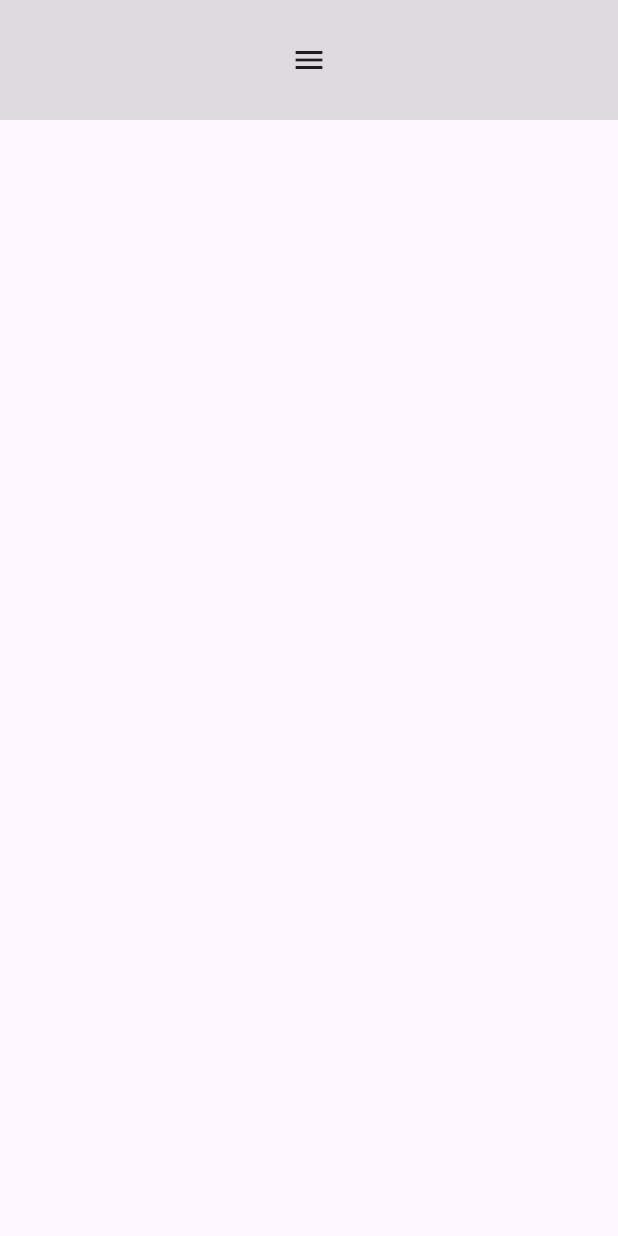
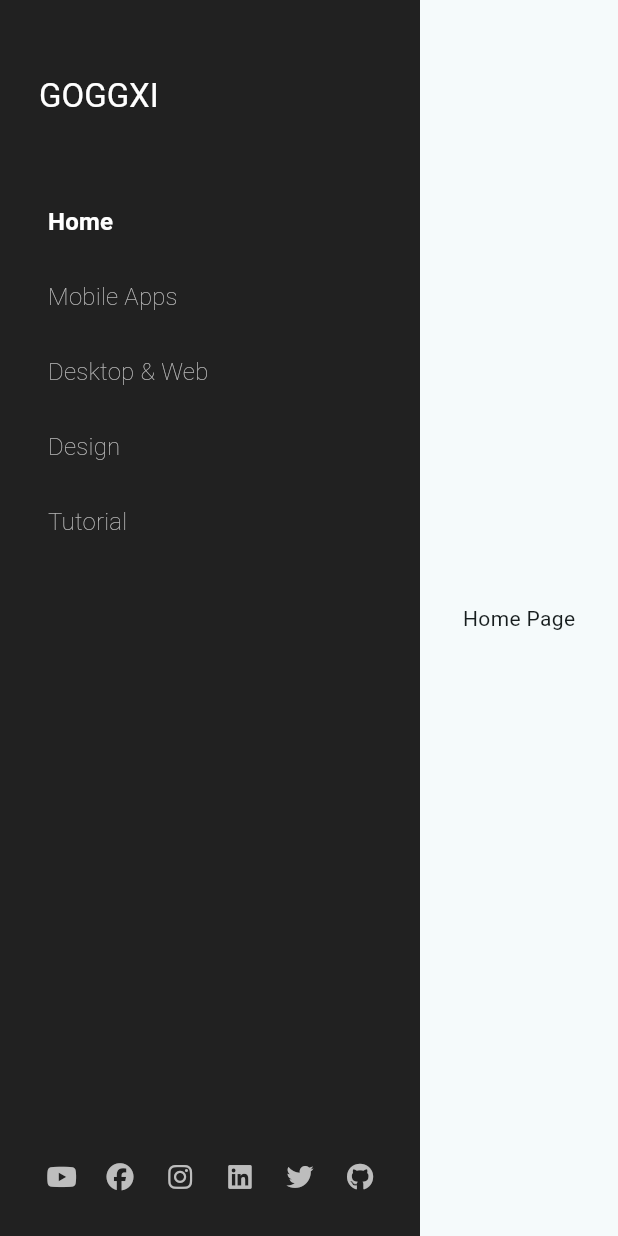
Before and after one commit to Goggxi/goggxi-portofolio, a Flutter app: the screen it shows after launch, on a phone screen of 412 x 824 dp. Run offline on Flutter 3.47's test engine with Material 2 defaults, Android fonts, the phone set to English and light mode, and no system bars; our stand-ins replace font_awesome_flutter, go_router.

Commit message:
Feat:implement navigation

```diff
--- /dev/null
+++ b/lib/core/configs/navigate.dart
@@ -0,0 +1,56 @@
+import 'package:go_router/go_router.dart';
+import 'package:goggxi_portofolio/presentations/pages/design_page.dart';
+import 'package:goggxi_portofolio/presentations/pages/desktop_web_page.dart';
+import 'package:goggxi_portofolio/presentations/pages/home_page.dart';
+import 'package:goggxi_portofolio/presentations/pages/mobile_apps_page.dart';
+import 'package:goggxi_portofolio/presentations/pages/tutorial_page.dart';
+
+final router = GoRouter(
+  routes: [
+    GoRoute(
+      name: HomePage.routeName,
+      path: HomePage.routeName,
+      pageBuilder: (context, state) => CustomTransitionPage(
+        name: state.location,
+        child: const HomePage(),
+        transitionsBuilder: (_, __, ___, child) => child,
+      ),
+    ),
+    GoRoute(
+      name: MobileAppsPage.routeName,
+      path: MobileAppsPage.routeName,
+      pageBuilder: (context, state) => CustomTransitionPage(
+        name: state.location,
+        child: const MobileAppsPage(),
+        transitionsBuilder: (_, __, ___, child) => child,
+      ),
+    ),
+    GoRoute(
+      name: DesktopWebPage.routeName,
+      path: DesktopWebPage.routeName,
+      pageBuilder: (context, state) => CustomTransitionPage(
+        name: state.location,
+        child: const DesktopWebPage(),
+        transitionsBuilder: (_, __, ___, child) => child,
+      ),
+    ),
+    GoRoute(
+      name: DesignPage.routeName,
+      path: DesignPage.routeName,
+      pageBuilder: (context, state) => CustomTransitionPage(
+        name: state.location,
+        child: const DesignPage(),
+        transitionsBuilder: (_, __, ___, child) => child,
+      ),
+    ),
+    GoRoute(
+      name: TutorialPage.routeName,
+      path: TutorialPage.routeName,
+      pageBuilder: (context, state) => CustomTransitionPage(
+        name: state.location,
+        child: const TutorialPage(),
+        transitionsBuilder: (_, __, ___, child) => child,
+      ),
+    ),
+  ],
+);
--- /dev/null
+++ b/lib/core/utils/resources/images.dart
@@ -0,0 +1,4 @@
+class AppImages {
+  static const String _path = 'assets/images/';
+  static const String logoLight = '${_path}logo-light.png';
+}
--- /dev/null
+++ b/lib/core/utils/resources/resources.dart
@@ -0,0 +1 @@
+export 'images.dart';
--- a/lib/features/pages/home_page.dart
+++ /dev/null
@@ -1,13 +0,0 @@
-import 'package:flutter/material.dart';
-import 'package:goggxi_portofolio/features/widgets/header.dart';
-
-class HomePage extends StatelessWidget {
-  const HomePage({super.key});
-
-  @override
-  Widget build(BuildContext context) {
-    return Scaffold(
-      appBar: AppHeader.primary(context),
-    );
-  }
-}
--- a/lib/main.dart
+++ b/lib/main.dart
@@ -1,8 +1,11 @@
+// ignore: depend_on_referenced_packages
+import 'package:flutter_web_plugins/url_strategy.dart';
 import 'package:flutter/material.dart';
 
-import 'features/pages/home_page.dart';
+import 'core/configs/navigate.dart';
 
 void main() {
+  usePathUrlStrategy();
   runApp(const App());
 }
 
@@ -11,14 +14,14 @@ class App extends StatelessWidget {
 
   @override
   Widget build(BuildContext context) {
-    return MaterialApp(
+    return MaterialApp.router(
       title: 'Goggxi',
+      routerConfig: router,
       theme: ThemeData(
-        colorScheme: ColorScheme.fromSeed(seedColor: Colors.deepPurple),
+        colorScheme: ColorScheme.fromSeed(seedColor: Colors.white),
         useMaterial3: true,
       ),
       debugShowCheckedModeBanner: false,
-      home: const HomePage(),
     );
   }
 }
--- /dev/null
+++ b/lib/presentations/pages/home_page.dart
@@ -0,0 +1,15 @@
+import 'package:flutter/material.dart';
+import 'package:goggxi_portofolio/presentations/widgets/section_app.dart';
+
+class HomePage extends StatelessWidget {
+  const HomePage({super.key});
+
+  static const String routeName = '/';
+
+  @override
+  Widget build(BuildContext context) {
+    return const SectionApp(
+      child: Center(child: Text('Home Page')),
+    );
+  }
+}
--- /dev/null
+++ b/lib/presentations/pages/main_page.dart
@@ -0,0 +1,158 @@
+import 'package:flutter/material.dart';
+import 'package:font_awesome_flutter/font_awesome_flutter.dart';
+import 'package:goggxi_portofolio/core/utils/extensions/context.dart';
+import 'package:goggxi_portofolio/core/utils/extensions/padding.dart';
+
+class MainPage extends StatefulWidget {
+  const MainPage({super.key});
+
+  @override
+  State<MainPage> createState() => _MainPageState();
+}
+
+class _MainPageState extends State<MainPage> {
+  final _menus = ValueNotifier(_Menu.menus);
+
+  @override
+  void dispose() {
+    _menus.dispose();
+    super.dispose();
+  }
+
+  @override
+  Widget build(BuildContext context) {
+    return Scaffold(
+      body: Row(
+        children: [
+          Container(
+            width: context.width * 0.2,
+            height: context.height,
+            constraints: const BoxConstraints(
+              minWidth: 280,
+            ),
+            color: Colors.grey[900],
+            child: Column(
+              crossAxisAlignment: CrossAxisAlignment.start,
+              children: [
+                Row(
+                  children: [
+                    Text(
+                      'GOGGXI',
+                      style: context.textTheme.titleLarge?.copyWith(
+                        color: Colors.white,
+                      ),
+                    )
+                  ],
+                ).paddingOnly(left: 26, top: 50, bottom: 50),
+                ValueListenableBuilder(
+                  valueListenable: _menus,
+                  builder: (_, menus, __) {
+                    return Column(
+                      crossAxisAlignment: CrossAxisAlignment.start,
+                      mainAxisSize: MainAxisSize.min,
+                      children: List.generate(
+                        menus.length,
+                        (index) {
+                          final menu = menus[index];
+                          return TextButton(
+                            style: TextButton.styleFrom(
+                              visualDensity: VisualDensity.compact,
+                              foregroundColor: menu.isSelected
+                                  ? Colors.white
+                                  : Colors.grey[400],
+                              textStyle:
+                                  context.textTheme.titleMedium?.copyWith(
+                                fontWeight: menu.isSelected
+                                    ? FontWeight.bold
+                                    : FontWeight.w200,
+                              ),
+                            ),
+                            onPressed: () {
+                              _menus.value = _menus.value.map((e) {
+                                if (e.title == menu.title) {
+                                  return _Menu(
+                                    title: e.title,
+                                    isSelected: true,
+                                  );
+                                } else {
+                                  return _Menu(
+                                    title: e.title,
+                                    isSelected: false,
+                                  );
+                                }
+                              }).toList();
+                            },
+                            child: Text(menu.title),
+                          ).paddingOnly(left: 20, bottom: 10);
+                        },
+                      ),
+                    );
+                  },
+                ),
+                const Spacer(),
+                Row(
+                  mainAxisAlignment: MainAxisAlignment.center,
+                  children: _Action.actions
+                      .map(
+                        (action) => IconButton(
+                          onPressed: () {},
+                          icon: Icon(action.icon),
+                          color: Colors.grey[400],
+                          iconSize: 18,
+                          visualDensity: VisualDensity.compact,
+                        ),
+                      )
+                      .toList(),
+                ).paddingOnly(bottom: 20),
+              ],
+            ),
+          ),
+          Expanded(
+            child: Container(
+              color: Colors.white,
+            ),
+          ),
+        ],
+      ),
+    );
+  }
+}
+
+class _Menu {
+  final String title;
+  bool isSelected;
+
+  _Menu({
+    required this.title,
+    required this.isSelected,
+  });
+
+  static List<_Menu> get menus => [
+        _Menu(title: 'Home', isSelected: true),
+        _Menu(title: 'Mobile Apps', isSelected: false),
+        _Menu(title: 'Desktop & Web', isSelected: false),
+        _Menu(title: 'Design', isSelected: false),
+        _Menu(title: 'Tutorial', isSelected: false),
+      ];
+}
+
+class _Action {
+  final String title;
+  final IconData icon;
+  final String path;
+
+  _Action({
+    required this.title,
+    required this.icon,
+    required this.path,
+  });
+
+  static List<_Action> get actions => [
+        _Action(title: 'Youtube', icon: FontAwesomeIcons.youtube, path: ''),
+        _Action(title: 'Facebook', icon: FontAwesomeIcons.facebook, path: ''),
+        _Action(title: 'Instagram', icon: FontAwesomeIcons.instagram, path: ''),
+        _Action(title: 'Linkedin', icon: FontAwesomeIcons.linkedin, path: ''),
+        _Action(title: 'Twitter', icon: FontAwesomeIcons.twitter, path: ''),
+        _Action(title: 'Github', icon: FontAwesomeIcons.github, path: ''),
+      ];
+}
--- a/lib/features/widgets/header.dart
+++ b/lib/presentations/widgets/header.dart
@@ -1,6 +1,7 @@
 import 'package:flutter/material.dart';
+import 'package:goggxi_portofolio/core/utils/extensions/padding.dart';
 
-const double _kAppBarHeight = 80;
+const double _kAppBarHeight = 60;
 const double _kPadding = 20;
 
 class AppHeader {
@@ -59,7 +60,7 @@ class _AppBarPrimary extends StatelessWidget {
           ),
         ),
       ],
-    );
+    ).paddingSymmetric(h: _kPadding);
   }
 
   Widget _buildMobileMenu() {
--- /dev/null
+++ b/lib/presentations/widgets/section_app.dart
@@ -0,0 +1,17 @@
+import 'package:flutter/material.dart';
+import 'package:goggxi_portofolio/presentations/widgets/sidebar.dart';
+
+class SectionApp extends StatelessWidget {
+  const SectionApp({super.key, required this.child});
+
+  final Widget child;
+
+  @override
+  Widget build(BuildContext context) {
+    return Scaffold(
+      body: Row(
+        children: [const SidebarApp(), Expanded(child: child)],
+      ),
+    );
+  }
+}
--- /dev/null
+++ b/lib/presentations/widgets/sidebar.dart
@@ -0,0 +1,124 @@
+import 'package:flutter/material.dart';
+import 'package:font_awesome_flutter/font_awesome_flutter.dart';
+import 'package:go_router/go_router.dart';
+import 'package:goggxi_portofolio/core/utils/extensions/context.dart';
+import 'package:goggxi_portofolio/core/utils/extensions/padding.dart';
+import 'package:goggxi_portofolio/presentations/pages/design_page.dart';
+import 'package:goggxi_portofolio/presentations/pages/desktop_web_page.dart';
+import 'package:goggxi_portofolio/presentations/pages/home_page.dart';
+import 'package:goggxi_portofolio/presentations/pages/mobile_apps_page.dart';
+import 'package:goggxi_portofolio/presentations/pages/tutorial_page.dart';
+
+class SidebarApp extends StatelessWidget {
+  const SidebarApp({super.key});
+
+  @override
+  Widget build(BuildContext context) {
+    final routeName = ModalRoute.of(context)?.settings.name ?? '';
+    bool isSelected(String path) => routeName == path;
+    return Container(
+      width: context.width * 0.2,
+      height: context.height,
+      constraints: const BoxConstraints(
+        minWidth: 280,
+      ),
+      color: Colors.grey[900],
+      child: Column(
+        crossAxisAlignment: CrossAxisAlignment.start,
+        children: [
+          Row(
+            children: [
+              Text(
+                'GOGGXI',
+                style: context.textTheme.titleLarge?.copyWith(
+                  color: Colors.white,
+                ),
+              )
+            ],
+          ).paddingOnly(left: 26, top: 50, bottom: 50),
+          Column(
+            crossAxisAlignment: CrossAxisAlignment.start,
+            mainAxisSize: MainAxisSize.min,
+            children: List.generate(
+              _Menu.menus.length,
+              (index) {
+                final menu = _Menu.menus[index];
+                return TextButton(
+                  style: TextButton.styleFrom(
+                    visualDensity: VisualDensity.compact,
+                    foregroundColor:
+                        isSelected(menu.path) ? Colors.white : Colors.grey[400],
+                    textStyle: context.textTheme.titleMedium?.copyWith(
+                      fontWeight: isSelected(menu.path)
+                          ? FontWeight.bold
+                          : FontWeight.w200,
+                    ),
+                  ),
+                  onPressed: () {
+                    if (isSelected(menu.path)) return;
+                    context.goNamed(menu.path);
+                  },
+                  child: Text(menu.title),
+                ).paddingOnly(left: 20, bottom: 10);
+              },
+            ),
+          ),
+          const Spacer(),
+          Row(
+            mainAxisAlignment: MainAxisAlignment.center,
+            children: _Action.actions
+                .map(
+                  (action) => IconButton(
+                    onPressed: () {},
+                    icon: Icon(action.icon),
+                    color: Colors.grey[400],
+                    iconSize: 18,
+                    visualDensity: VisualDensity.compact,
+                  ),
+                )
+                .toList(),
+          ).paddingOnly(bottom: 20),
+        ],
+      ),
+    );
+  }
+}
+
+class _Menu {
+  final String title;
+  final String path;
+
+  _Menu({
+    required this.title,
+    required this.path,
+  });
+
+  static List<_Menu> get menus => [
+        _Menu(title: 'Home', path: HomePage.routeName),
+        _Menu(title: 'Mobile Apps', path: MobileAppsPage.routeName),
+        _Menu(title: 'Desktop & Web', path: DesktopWebPage.routeName),
+        _Menu(title: 'Design', path: DesignPage.routeName),
+        _Menu(title: 'Tutorial', path: TutorialPage.routeName),
+      ];
+}
+
+class _Action {
+  final String title;
+  final IconData icon;
+  final String path;
+
+  _Action({
+    required this.title,
+    required this.icon,
+    required this.path,
+  });
+
+  static List<_Action> get actions => [
+        _Action(title: 'Youtube', icon: FontAwesomeIcons.youtube, path: ''),
+        _Action(title: 'Facebook', icon: FontAwesomeIcons.facebook, path: ''),
+        _Action(title: 'Instagram', icon: FontAwesomeIcons.instagram, path: ''),
+        _Action(title: 'Linkedin', icon: FontAwesomeIcons.linkedin, path: ''),
+        _Action(title: 'Twitter', icon: FontAwesomeIcons.twitter, path: ''),
+        _Action(title: 'Github', icon: FontAwesomeIcons.github, path: ''),
+      ];
+}
--- a/pubspec.yaml
+++ b/pubspec.yaml
@@ -10,13 +10,13 @@ environment:
 dependencies:
   flutter:
     sdk: flutter
-
-  cupertino_icons: ^1.0.2
+  google_fonts: ^4.0.5
+  font_awesome_flutter: ^10.4.0
+  go_router: ^7.1.1
 
 dev_dependencies:
   flutter_test:
     sdk: flutter
-
   flutter_lints: ^2.0.0
 
 flutter:
```
Also changed, not shown: lib/core/utils/extensions/context.dart (+52 -0 lines), lib/core/utils/extensions/padding.dart (+56 -0 lines), lib/presentations/pages/design_page.dart (added, +17 -0 lines), lib/presentations/pages/desktop_web_page.dart (added, +17 -0 lines), lib/presentations/pages/mobile_apps_page.dart (added, +17 -0 lines), lib/presentations/pages/tutorial_page.dart (added, +17 -0 lines), lib/core/utils/extensions/extensions.dart (deleted), pubspec.lock.
